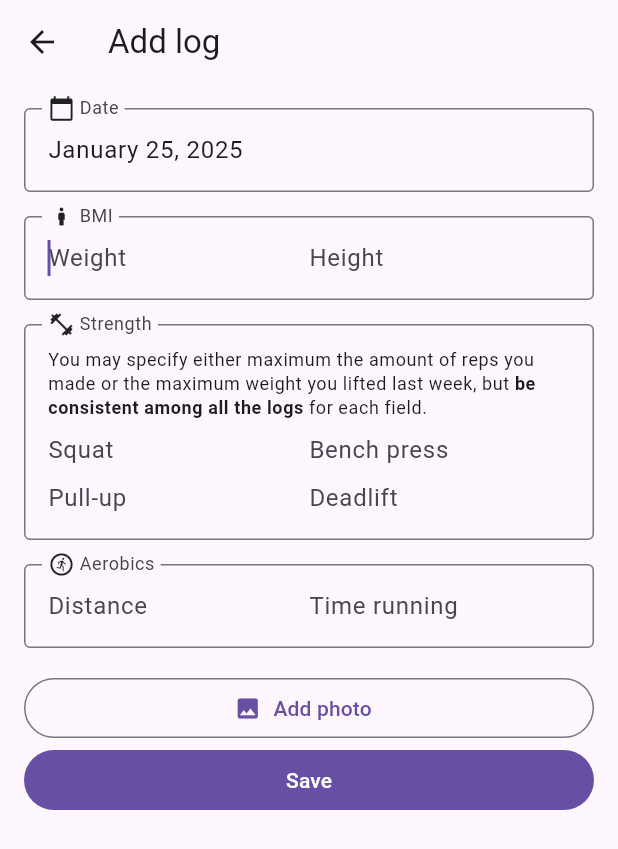
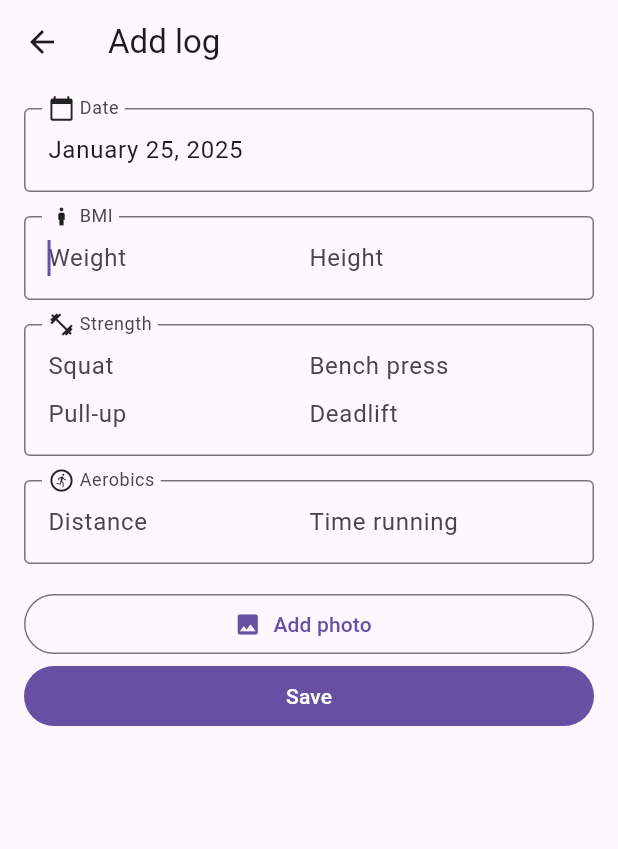
Before and after one commit to nicopujia/ravifi, a Flutter app: the AddLogView screen opened directly, on a phone screen of 412 x 824 dp. Shown: the top 849 px of the screen. Run offline on Flutter 3.47's test engine with Material 3 defaults, Android fonts, the phone set to English and light mode, and no system bars; our stand-ins replace get, sqflite, sqflite_common, supabase_flutter; missing offline and left inert: brick_core, brick_offline_first, brick_offline_first_with_supabase, brick_sqlite, brick_supabase, duration_picker; accounts and stored records are empty; statements that could not run were skipped.

Commit message:
feat(logs): remove unnecesary text
The strength fieldset hint is unnecesary because it's talking about the
measurement unit, which it should be set in the settings.

```diff
--- a/lib/features/logs/add_log.view.dart
+++ b/lib/features/logs/add_log.view.dart
@@ -53,21 +53,6 @@ class AddLogView extends StatelessWidget {
               labelText: 'Strength',
               icon: Icons.fitness_center,
               children: [
-                RichText(
-                  text: TextSpan(
-                    text:
-                        'You may specify either maximum the amount of reps you'
-                        ' made or the maximum weight you lifted last week, but',
-                    style: Theme.of(context).textTheme.bodySmall,
-                    children: [
-                      TextSpan(
-                        text: ' be consistent among all the logs',
-                        style: TextStyle(fontWeight: FontWeight.bold),
-                      ),
-                      TextSpan(text: ' for each field.'),
-                    ],
-                  ),
-                ),
                 Row(
                   children: [
                     Expanded(child: DecimalField(hintText: 'Squat')),
```
